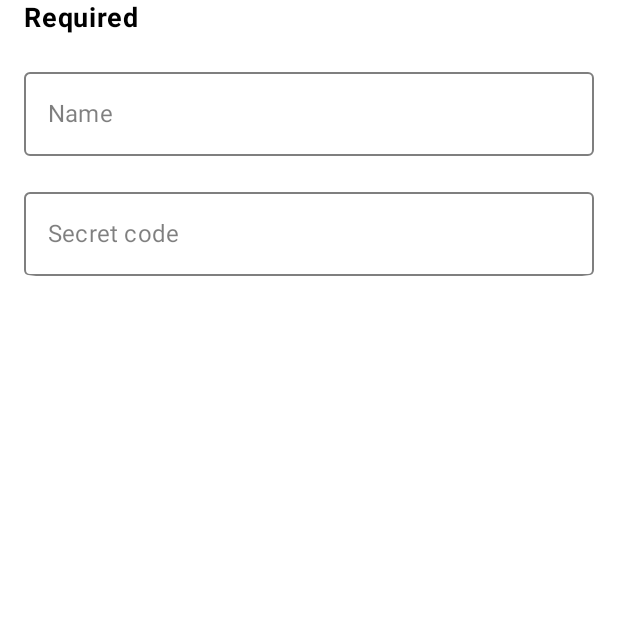
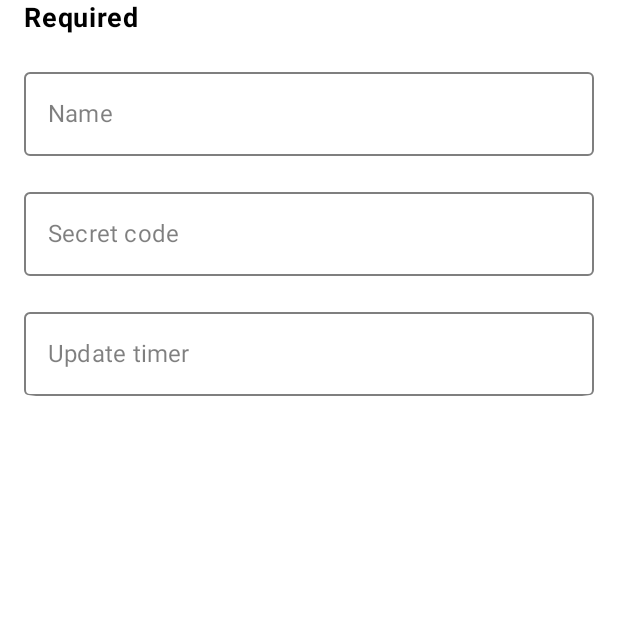
Before and after one commit to s44khin/PassMan, an Android app built with Jetpack Compose: the composable RequiredBlock shown on its own in the app's theme, on a phone screen of 412 x 824 dp, the top half of it. Run offline under Robolectric (Android 15) with nearby library versions, the light colour scheme and no system bars; 1 statement that could not run was skipped.

Commit message:
custom timer

```diff
--- a/app/src/main/kotlin/com/s44khin/passman/codes/add/domain/InsertCodeMapper.kt
+++ b/app/src/main/kotlin/com/s44khin/passman/codes/add/domain/InsertCodeMapper.kt
@@ -12,11 +12,13 @@ class InsertCodeMapper @Inject constructor() {
         color: CodeColor,
         account: String?,
         description: String?,
+        timer: Int,
     ) = CodeEntity(
         secretCode = secretCode,
         name = name,
         color = color.name,
         account = account,
-        description = description
+        description = description,
+        updateTimer = timer
     )
 }
--- a/app/src/main/kotlin/com/s44khin/passman/codes/add/domain/InsertCodeUseCase.kt
+++ b/app/src/main/kotlin/com/s44khin/passman/codes/add/domain/InsertCodeUseCase.kt
@@ -15,7 +15,8 @@ class InsertCodeUseCase @Inject constructor(
         color: CodeColor,
         account: String?,
         description: String?,
+        timer: Int,
     ) = repository.insertCodes(
-        mapper.map(secretCode, name, color, account, description)
+        mapper.map(secretCode, name, color, account, description, timer)
     )
 }
--- a/app/src/main/kotlin/com/s44khin/passman/codes/add/presentation/AddCodeAction.kt
+++ b/app/src/main/kotlin/com/s44khin/passman/codes/add/presentation/AddCodeAction.kt
@@ -7,6 +7,7 @@ sealed class AddCodeAction {
     data class ChangeColor(val newColor: CodeColor) : AddCodeAction()
     data class ChangeName(val newName: String) : AddCodeAction()
     data class ChangeSecretCode(val newCode: String) : AddCodeAction()
+    data class ChangTimer(val newTimer: String) : AddCodeAction()
     data class ChangeAccount(val newAccount: String) : AddCodeAction()
     data class ChangeDescription(val newDescription: String) : AddCodeAction()
     object BackClick : AddCodeAction()
--- a/app/src/main/kotlin/com/s44khin/passman/codes/add/presentation/AddCodeState.kt
+++ b/app/src/main/kotlin/com/s44khin/passman/codes/add/presentation/AddCodeState.kt
@@ -7,6 +7,7 @@ import com.s44khin.passman.codes.add.presentation.data.CodeColor
 data class AddCodeState(
     val name: String = "",
     val secretCode: String = "",
+    val updateTimer: String = "",
     val color: CodeColor = CodeColor.Blue,
     val account: String = "",
     val description: String = ""
@@ -21,4 +22,6 @@ data class AddCodeState(
     fun toNewAccount(newAccount: String) = copy(account = newAccount)
 
     fun toNewDescription(newDescription: String) = copy(description = newDescription)
+
+    fun toNewTimer(timer: String) = copy(updateTimer = timer)
 }
--- a/app/src/main/kotlin/com/s44khin/passman/codes/add/presentation/AddCodeViewModel.kt
+++ b/app/src/main/kotlin/com/s44khin/passman/codes/add/presentation/AddCodeViewModel.kt
@@ -25,6 +25,7 @@ class AddCodeViewModel @Inject constructor(
         is AddCodeAction.ChangeName -> viewState = viewState.toNewName(action.newName)
         is AddCodeAction.ChangeSecretCode -> viewState = viewState.toNewSecretCode(action.newCode)
         is AddCodeAction.SaveClick -> saveClick()
+        is AddCodeAction.ChangTimer -> viewState = viewState.toNewTimer(action.newTimer)
     }
 
     private fun saveClick() {
@@ -34,7 +35,8 @@ class AddCodeViewModel @Inject constructor(
                 name = viewState.name,
                 color = viewState.color,
                 account = viewState.account.ifEmpty { null },
-                description = viewState.description.ifEmpty { null }
+                description = viewState.description.ifEmpty { null },
+                timer = viewState.updateTimer.toInt()
             )
 
             withContext(Dispatchers.Main) {
--- a/app/src/main/kotlin/com/s44khin/passman/codes/add/presentation/widgets/RequiredBlock.kt
+++ b/app/src/main/kotlin/com/s44khin/passman/codes/add/presentation/widgets/RequiredBlock.kt
@@ -5,6 +5,8 @@ import androidx.compose.foundation.layout.padding
 import androidx.compose.runtime.Composable
 import androidx.compose.ui.Modifier
 import androidx.compose.ui.res.stringResource
+import androidx.compose.ui.text.input.KeyboardCapitalization
+import androidx.compose.ui.text.input.KeyboardType
 import androidx.compose.ui.unit.dp
 import com.s44khin.passman.R
 import com.s44khin.passman.codes.add.presentation.AddCodeAction
@@ -29,6 +31,7 @@ fun RequiredBlock(
                 .fillMaxWidth(),
             value = state.name,
             label = stringResource(R.string.codes_name),
+            capitalization = KeyboardCapitalization.Words,
             onValueChange = { onAction(AddCodeAction.ChangeName(it)) },
         )
 
@@ -40,7 +43,20 @@ fun RequiredBlock(
                 .fillMaxWidth(),
             value = state.secretCode,
             label = stringResource(R.string.codes_secret_code),
+            capitalization = KeyboardCapitalization.Words,
             onValueChange = { onAction(AddCodeAction.ChangeSecretCode(it)) },
+        )
+
+        Spacer(height = 16.dp)
+
+        AppTextField(
+            modifier = Modifier
+                .padding(horizontal = 16.dp)
+                .fillMaxWidth(),
+            value = state.updateTimer,
+            label = stringResource(R.string.codes_update_timer),
+            keyboardType = KeyboardType.Number,
+            onValueChange = { onAction(AddCodeAction.ChangTimer(it)) },
         )
     }
 }
--- a/app/src/main/kotlin/com/s44khin/passman/codes/master/domain/GetCodesMapper.kt
+++ b/app/src/main/kotlin/com/s44khin/passman/codes/master/domain/GetCodesMapper.kt
@@ -13,7 +13,8 @@ class GetCodesMapper @Inject constructor() {
             secretCode = it.secretCode,
             name = it.name,
             color = CodeColor.valueOf(it.color),
-            account = it.account
+            account = it.account,
+            updateTimer = it.updateTimer
         )
     }
 }
--- a/app/src/main/kotlin/com/s44khin/passman/codes/master/presentation/data/CodeVO.kt
+++ b/app/src/main/kotlin/com/s44khin/passman/codes/master/presentation/data/CodeVO.kt
@@ -10,5 +10,6 @@ data class CodeVO(
     val secretCode: String,
     val name: String,
     val color: CodeColor,
-    val account: String?
+    val account: String?,
+    val updateTimer: Int,
 )
--- a/app/src/main/kotlin/com/s44khin/passman/codes/master/presentation/data/TotpItemVO.kt
+++ b/app/src/main/kotlin/com/s44khin/passman/codes/master/presentation/data/TotpItemVO.kt
@@ -14,5 +14,6 @@ data class TotpItemVO(
     val color: CodeColor,
     val timer: Int,
     val checked: Boolean = false,
-    val account: String?
+    val account: String?,
+    val updateTimer: Int,
 )
--- a/app/src/main/kotlin/com/s44khin/passman/common/data/dataBase/CodeEntity.kt
+++ b/app/src/main/kotlin/com/s44khin/passman/common/data/dataBase/CodeEntity.kt
@@ -14,4 +14,5 @@ data class CodeEntity(
     @ColumnInfo(name = "color") val color: String,
     @ColumnInfo(name = "account") val account: String?,
     @ColumnInfo(name = "description") val description: String?,
+    @ColumnInfo(name = "update_timer") val updateTimer: Int,
 )
--- a/app/src/main/res/values/strings.xml
+++ b/app/src/main/res/values/strings.xml
@@ -3,6 +3,7 @@
     <string name="codes_label">Codes</string>
     <string name="codes_add_new_code_label">Add code</string>
     <string name="codes_secret_code">Secret code</string>
+    <string name="codes_update_timer">Update timer</string>
     <string name="codes_name">Name</string>
     <string name="codes_color">Color</string>
     <string name="codes_account">Account</string>
@@ -19,5 +20,5 @@
     <string name="settings_restart">Restart</string>
     <string name="settings_debug_add_data">Add debug data</string>
     <string name="settings_debug_delete_all">Delete all</string>
-    <string name="settings_debug" translatable="false">Debug</string>
+    <string name="settings_debug">Debug</string>
 </resources>
--- a/uikit/src/main/kotlin/com/s44khin/uikit/widgets/AppTextField.kt
+++ b/uikit/src/main/kotlin/com/s44khin/uikit/widgets/AppTextField.kt
@@ -1,10 +1,13 @@
 package com.s44khin.uikit.widgets
 
+import androidx.compose.foundation.text.KeyboardOptions
 import androidx.compose.material.OutlinedTextField
 import androidx.compose.material.Text
 import androidx.compose.material.TextFieldDefaults
 import androidx.compose.runtime.Composable
 import androidx.compose.ui.Modifier
+import androidx.compose.ui.text.input.KeyboardCapitalization
+import androidx.compose.ui.text.input.KeyboardType
 import com.s44khin.uikit.theme.AppTheme
 
 @Composable
@@ -12,6 +15,8 @@ fun AppTextField(
     modifier: Modifier = Modifier,
     value: String,
     label: String,
+    keyboardType: KeyboardType = KeyboardType.Text,
+    capitalization: KeyboardCapitalization = KeyboardCapitalization.None,
     onValueChange: (String) -> Unit
 ) {
     OutlinedTextField(
@@ -19,6 +24,10 @@ fun AppTextField(
         value = value,
         onValueChange = onValueChange,
         label = { Text(text = label) },
+        keyboardOptions = KeyboardOptions(
+            keyboardType = keyboardType,
+            capitalization = capitalization,
+        ),
         colors = TextFieldDefaults.outlinedTextFieldColors(
             focusedLabelColor = AppTheme.colors.primary,
             focusedBorderColor = AppTheme.colors.primary,
```
Also changed, not shown: app/src/main/kotlin/com/s44khin/passman/codes/master/presentation/CodesListViewModel.kt (+25 -29 lines), app/src/main/kotlin/com/s44khin/passman/common/TotpHelper.kt (added, +34 -0 lines), app/src/main/kotlin/com/s44khin/passman/settings/master/presentation/data/CodeMock.kt (+20 -10 lines).
